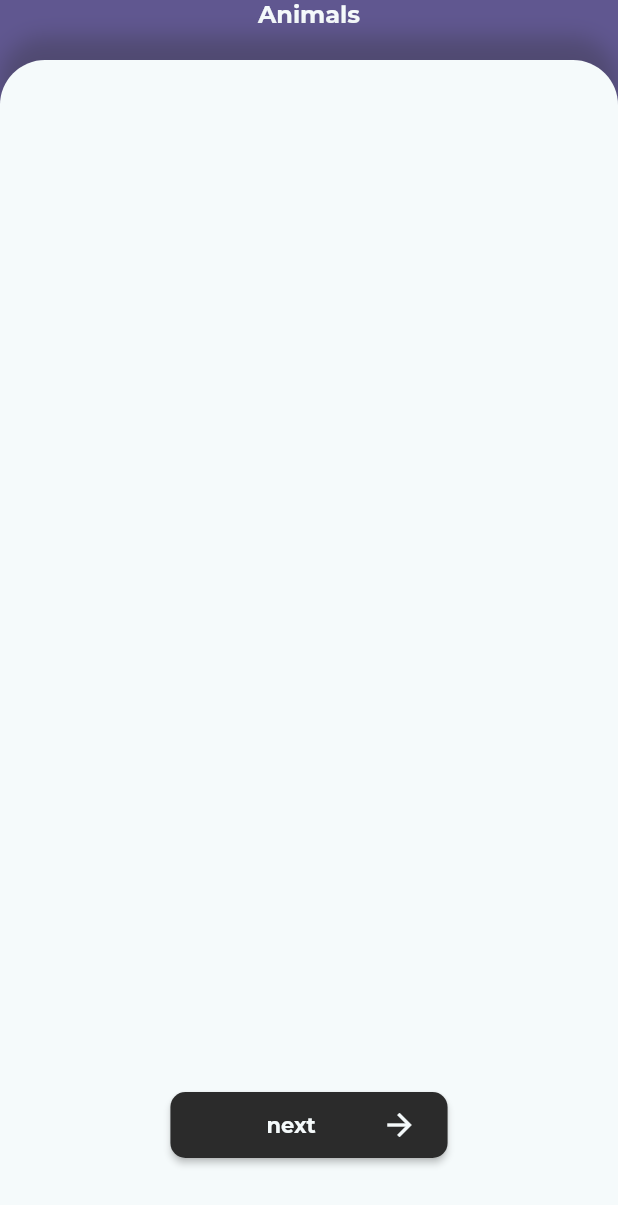
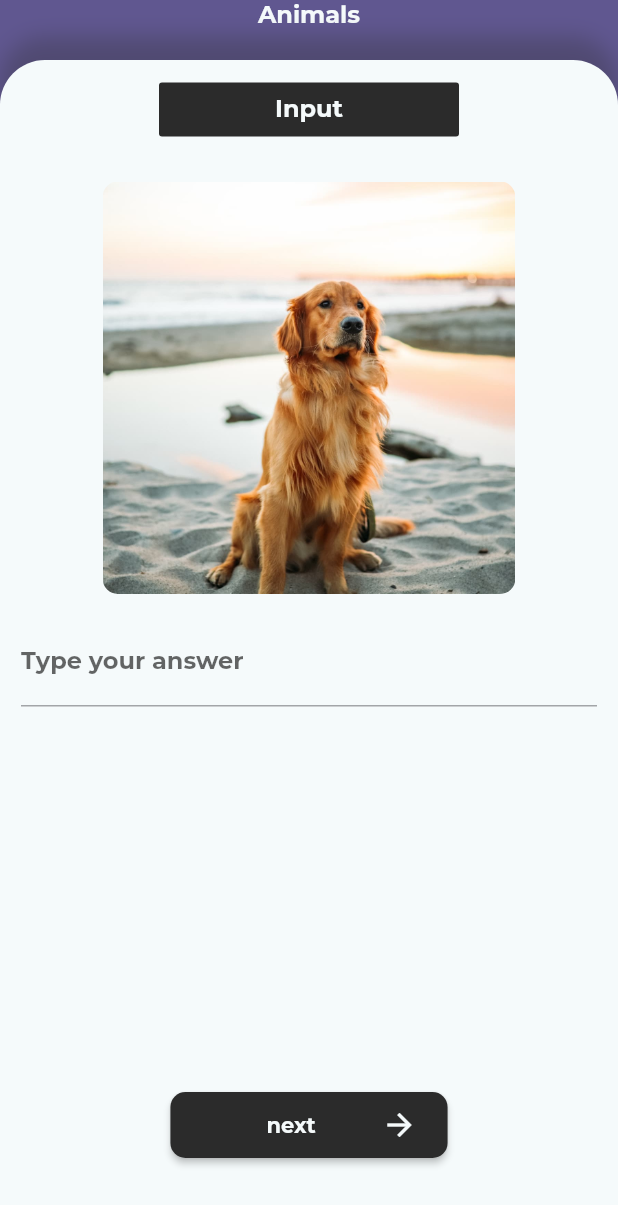
Before and after one commit to cyclexit/object_guesser, a Flutter app: the QuizPage screen opened directly with sample values from the repository, after a tap on "next", on a phone screen of 412 x 824 dp. Shown: the top 1205 px of the screen. Run offline on Flutter 3.47's test engine with Material 2 defaults, Android fonts, the phone set to English and light mode, and no system bars; our stand-ins replace font_awesome_flutter, google_fonts, logger.

Commit message:
[widget] Input quiz widget (#22)
* Upload the widgets/quiz/input.dart

* Implement something for input_area.dart

* Implement Area widget for quiz

* Implement InputArea

* Wrap the child of the QuizContainer with SingleScrollView

* Add paddings to the input form

* Remove temporary comment in the code

* Remove unnecessary paddings

```diff
--- a/lib/pages/quiz_page.dart
+++ b/lib/pages/quiz_page.dart
@@ -9,6 +9,7 @@ import 'package:object_guesser/models/quizzes/quiz.dart';
 import 'package:object_guesser/pages/main_page.dart';
 import 'package:object_guesser/services/get_quizzes.dart';
 import 'package:object_guesser/widgets/buttons/next_button.dart';
+import 'package:object_guesser/widgets/quiz/input_area.dart';
 import 'package:object_guesser/widgets/quiz/multiple_choice.dart';
 import 'package:object_guesser/widgets/quiz_container.dart';
 
@@ -39,7 +40,9 @@ class _QuizPageState extends State<QuizPage> {
     Type quizType = _quizzes[_idx].runtimeType;
     if (quizType == MultipleChoiceQuiz) {
       return MultipleChoice(quiz: _quizzes[_idx] as MultipleChoiceQuiz);
-    } else if (quizType == InputQuiz) {}
+    } else if (quizType == InputQuiz) {
+      return InputArea(quiz: _quizzes[_idx] as InputQuiz);
+    }
     return Container();
   }
 
--- /dev/null
+++ b/lib/widgets/quiz/input_area.dart
@@ -0,0 +1,34 @@
+import 'package:flutter/material.dart';
+import 'package:object_guesser/constants/quiz_types.dart';
+import 'package:object_guesser/models/quizzes/input_quiz.dart';
+import 'package:object_guesser/widgets/quiz/quiz_image.dart';
+import 'package:object_guesser/widgets/quiz_type_text.dart';
+import 'package:object_guesser/widgets/user_input_form.dart';
+
+class InputArea extends StatelessWidget {
+  final InputQuiz quiz;
+
+  const InputArea({super.key, required this.quiz});
+
+  void setAnswer(String? userInput) {
+    quiz.answer = userInput;
+  }
+
+  @override
+  Widget build(BuildContext context) {
+    return Column(children: [
+      const SizedBox(
+        height: 15.0,
+      ),
+      const QuizTypeText(quizTypeInfo: input),
+      const SizedBox(
+        height: 30.0,
+      ),
+      QuizImage(image: quiz.image),
+      const SizedBox(
+        height: 15.0,
+      ),
+      const UserInputForm(),
+    ]);
+  }
+}
```
